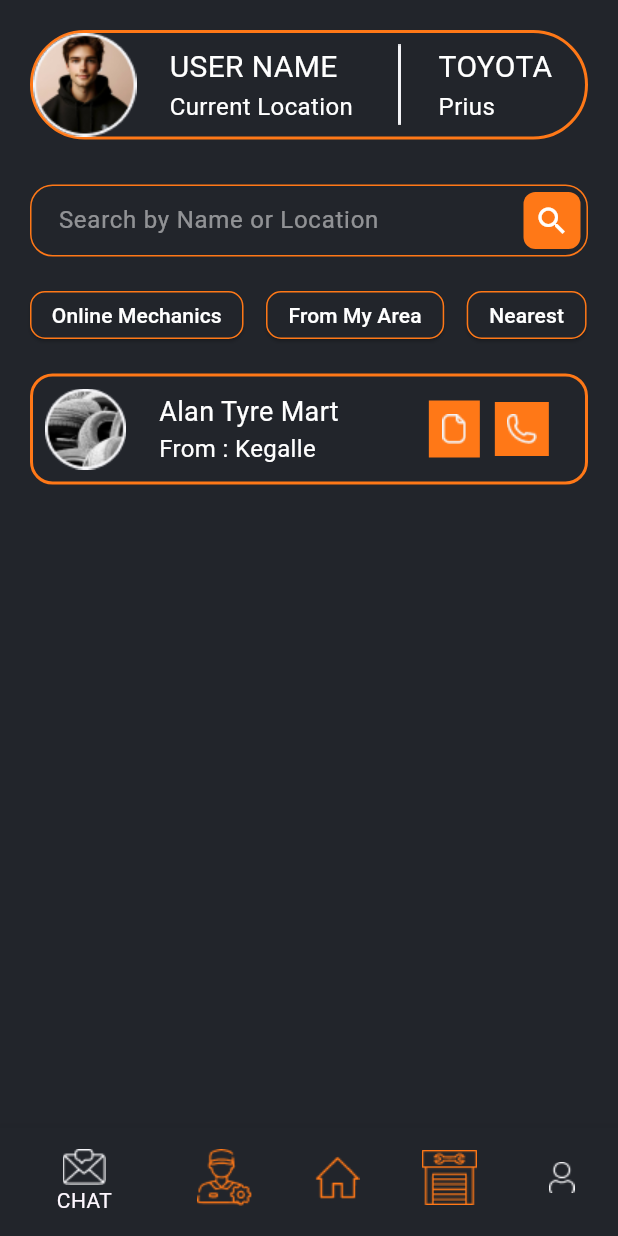
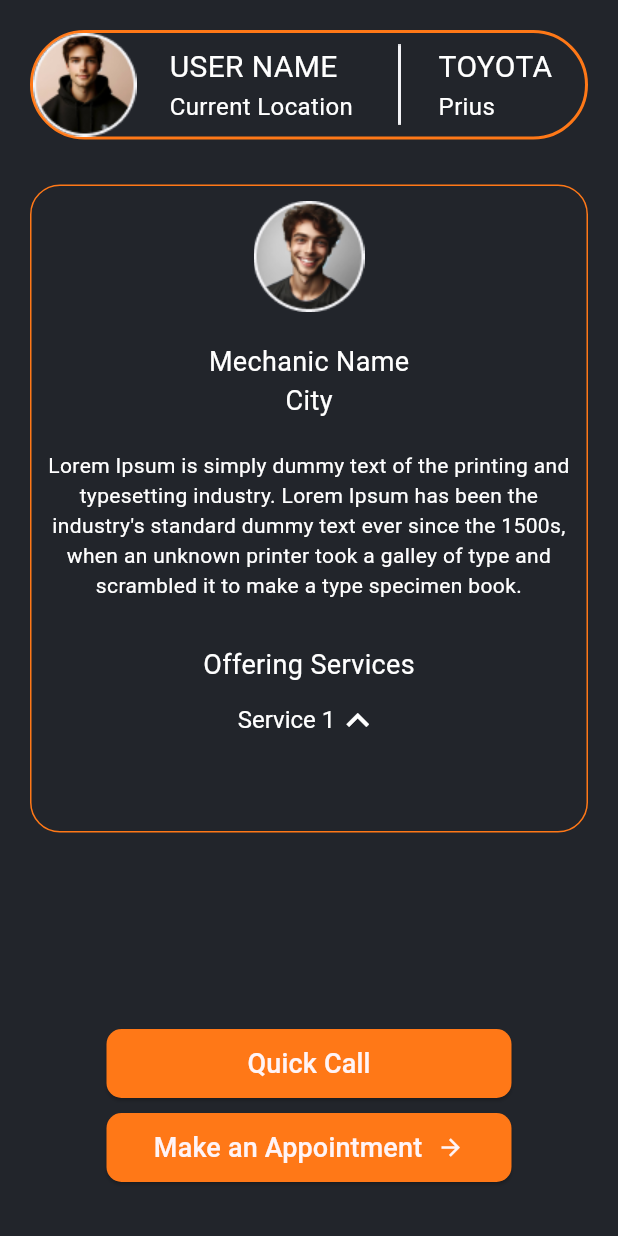
Before and after one commit to sudeepa99/Carex_App, a Flutter app: the screen it shows after launch, on a phone screen of 412 x 824 dp. Run offline on Flutter 3.47's test engine with Material 3 defaults, Android fonts, the phone set to English and light mode, and no system bars; our stand-ins replace lottie; missing offline and left inert: dart:ffi.

Commit message:
Added mechanic profile

```diff
--- a/lib/login_page.dart
+++ b/lib/login_page.dart
@@ -302,8 +302,18 @@ class _LoginPageState extends State<LoginPage> {
                                 MaterialPageRoute(
                                     builder: (context) => SignUp()));
                           },
-                          style: ElevatedButton.styleFrom(
-                            backgroundColor: Colors.transparent,
+                          style: ButtonStyle(
+                            backgroundColor: MaterialStateProperty.all<Color>(
+                              const Color(0xFFFF7817),
+                            ),
+                            padding: MaterialStateProperty.all<EdgeInsets>(
+                                const EdgeInsets.all(10)),
+                            shape: MaterialStateProperty.all<
+                                RoundedRectangleBorder>(
+                              RoundedRectangleBorder(
+                                borderRadius: BorderRadius.circular(10),
+                              ),
+                            ),
                           ),
                           child: const Text(
                             "Register",
--- a/lib/main.dart
+++ b/lib/main.dart
@@ -1,6 +1,7 @@
 import 'package:carex/first_page.dart';
 import 'package:carex/home_screen.dart';
 import 'package:carex/mechanic.dart';
+import 'package:carex/mechanic_profile.dart';
 import 'package:carex/signup_page.dart';
 import 'package:carex/center.dart';
 import 'package:carex/tyre_center.dart';
@@ -22,7 +23,7 @@ class MyApp extends StatelessWidget {
         colorScheme: ColorScheme.fromSeed(seedColor: Colors.deepPurple),
         useMaterial3: true,
       ),
-      home: Tyre_centerPage(),
+      home: const MechanicProfile(),
     );
   }
 }
--- /dev/null
+++ b/lib/mechanic_profile.dart
@@ -0,0 +1,269 @@
+import 'dart:ffi';
+
+import 'package:flutter/material.dart';
+
+class MechanicProfile extends StatefulWidget {
+  const MechanicProfile({super.key});
+
+  @override
+  State<MechanicProfile> createState() => _MechanicProfileState();
+}
+
+class _MechanicProfileState extends State<MechanicProfile> {
+  String _dropdownvalue = 'Service 1';
+  bool _isDropdownOpen = true;
+
+  List<String> listItem = [
+    'Service 1',
+    'Service 2',
+    'Service 3',
+    'Service 4',
+    'Service 5',
+    'Service 6'
+  ];
+
+  @override
+  Widget build(BuildContext context) {
+    return MaterialApp(
+      home: Scaffold(
+        body: Container(
+          padding: const EdgeInsets.fromLTRB(20.0, 20.0, 20.0, 0.0),
+          color: const Color(0XFF22252B),
+          height: MediaQuery.of(context).size.height,
+          width: MediaQuery.of(context).size.width,
+          child: ListView(
+            children: [
+              Container(
+                decoration: BoxDecoration(
+                  border: Border.all(
+                    color: const Color(0xFFFF7817),
+                    width: 2.0,
+                  ),
+                  borderRadius: BorderRadius.circular(40.5),
+                ),
+                child: Row(
+                  children: [
+                    Image.asset("assets/user.png"),
+                    const Padding(
+                      padding: EdgeInsets.only(left: 22.0),
+                      child: Column(
+                        crossAxisAlignment: CrossAxisAlignment.start,
+                        children: [
+                          Text(
+                            "USER NAME",
+                            style: TextStyle(
+                              fontSize: 20.0,
+                              color: Color(0XFFFFFFFF),
+                            ),
+                          ),
+                          Text(
+                            "Current Location",
+                            style: TextStyle(
+                              fontSize: 16.0,
+                              color: Color(0XFFFFFFFF),
+                            ),
+                          ),
+                        ],
+                      ),
+                    ),
+                    Padding(
+                      padding: const EdgeInsets.only(left: 30.0),
+                      child: Image.asset("assets/vertical-line.png"),
+                    ),
+                    const Padding(
+                      padding: EdgeInsets.only(left: 25.0),
+                      child: Column(
+                        crossAxisAlignment: CrossAxisAlignment.start,
+                        children: [
+                          Text(
+                            "TOYOTA",
+                            style: TextStyle(
+                              fontSize: 20.0,
+                              color: Color(0XFFFFFFFF),
+                            ),
+                          ),
+                          Text(
+                            "Prius",
+                            style: TextStyle(
+                              fontSize: 16.0,
+                              color: Color(0XFFFFFFFF),
+                            ),
+                          ),
+                        ],
+                      ),
+                    ),
+                  ],
+                ),
+              ),
+              const SizedBox(
+                height: 30,
+              ),
+              Container(
+                padding: const EdgeInsets.fromLTRB(10, 10, 10, 50),
+                decoration: BoxDecoration(
+                    borderRadius: BorderRadius.circular(20),
+                    border: Border.all(
+                      color: const Color(0xFFFF7817),
+                    )),
+                child: Column(
+                  children: [
+                    Image.asset("assets/Ellipse 35.png"),
+                    const SizedBox(
+                      height: 20,
+                    ),
+                    const Text(
+                      "Mechanic Name",
+                      style: TextStyle(fontSize: 18, color: Colors.white),
+                    ),
+                    const Text(
+                      "City",
+                      style: TextStyle(fontSize: 18, color: Colors.white),
+                    ),
+                    const SizedBox(
+                      height: 20,
+                    ),
+                    const Text(
+                      "Lorem Ipsum is simply dummy text of the printing and typesetting industry. Lorem Ipsum has been the industry's standard dummy text ever since the 1500s, when an unknown printer took a galley of type and scrambled it to make a type specimen book.",
+                      textAlign: TextAlign.center,
+                      style: TextStyle(fontSize: 14, color: Colors.white),
+                    ),
+                    const SizedBox(
+                      height: 30,
+                    ),
+                    Center(
+                      child: GestureDetector(
+                        onTap: () {
+                          setState(() {
+                            _isDropdownOpen = !_isDropdownOpen;
+                          });
+                        },
+                        child: Column(
+                          mainAxisAlignment: MainAxisAlignment.center,
+                          children: [
+                            const Text(
+                              "Offering Services",
+                              style: TextStyle(
+                                color: Colors.white,
+                                fontSize: 18,
+                              ),
+                            ),
+                            const SizedBox(
+                                width:
+                                    10), // Adjust the spacing between label and dropdown icon
+                            DropdownButton(
+                              dropdownColor: const Color(0XFF22252B),
+                              style: const TextStyle(
+                                  color: Colors.white, fontSize: 16),
+
+                              underline: Container(),
+                              icon: _isDropdownOpen
+                                  ? const Icon(Icons.keyboard_arrow_up,
+                                      color: Colors.white)
+                                  : const Icon(Icons.keyboard_arrow_down,
+                                      color: Colors.white),
+                              iconSize: 30,
+                              iconEnabledColor: Colors.white,
+                              hint: const SizedBox
+                                  .shrink(), // Hide the hint text since we have a label
+                              value: _dropdownvalue,
+                              items: listItem.map((value1) {
+                                return DropdownMenuItem(
+                                  value: value1,
+                                  child: Text(value1),
+                                );
+                              }).toList(),
+                              onChanged: (String? newValue) {
+                                setState(() {
+                                  _dropdownvalue = newValue!;
+                                });
+                              },
+                            ),
+                          ],
+                        ),
+                      ),
+                    ),
+                  ],
+                ),
+              ),
+              const SizedBox(
+                height: 30,
+              ),
+              const SizedBox(
+                height: 100,
+              ),
+              Center(
+                child: SizedBox(
+                  width: 270.0,
+                  child: ElevatedButton(
+                    onPressed: () {},
+                    style: ButtonStyle(
+                      backgroundColor: MaterialStateProperty.all<Color>(
+                        const Color(0xFFFF7817),
+                      ),
+                      padding: MaterialStateProperty.all<EdgeInsets>(
+                          const EdgeInsets.all(10)),
+                      shape: MaterialStateProperty.all<RoundedRectangleBorder>(
+                        RoundedRectangleBorder(
+                          borderRadius: BorderRadius.circular(10),
+                        ),
+                      ),
+                    ),
+                    child: const Text(
+                      "Quick Call",
+                      style: TextStyle(
+                        color: Color.fromRGBO(255, 244, 247, 1),
+                        fontSize: 18.0,
+                      ),
+                    ),
+                  ),
+                ),
+              ),
+              const SizedBox(
+                height: 8,
+              ),
+              Center(
+                child: SizedBox(
+                  width: 270.0,
+                  child: ElevatedButton(
+                    onPressed: () {},
+                    style: ButtonStyle(
+                      backgroundColor: MaterialStateProperty.all<Color>(
+                        const Color(0xFFFF7817),
+                      ),
+                      padding: MaterialStateProperty.all<EdgeInsets>(
+                          const EdgeInsets.all(10)),
+                      shape: MaterialStateProperty.all<RoundedRectangleBorder>(
+                        RoundedRectangleBorder(
+                          borderRadius: BorderRadius.circular(10),
+                        ),
+                      ),
+                    ),
+                    child: const Row(
+                      mainAxisAlignment: MainAxisAlignment.center,
+                      children: [
+                        Text(
+                          "Make an Appointment",
+                          style: TextStyle(
+                            color: Color.fromRGBO(255, 244, 247, 1),
+                            fontSize: 18.0,
+                          ),
+                        ),
+                        SizedBox(
+                          width: 10,
+                        ),
+                        Icon(
+                          Icons.arrow_forward,
+                          color: Color.fromRGBO(255, 244, 247, 1),
+                        ),
+                      ],
+                    ),
+                  ),
+                ),
+              ),
+            ],
+          ),
+        ),
+      ),
+    );
+  }
+}
--- a/lib/signup_vehicle.dart
+++ b/lib/signup_vehicle.dart
@@ -328,8 +328,18 @@ class _SignUpVehicleState extends State<SignUpVehicle> {
                                   builder: (context) => const HomeScreen()));
                         }
                       },
-                      style: ElevatedButton.styleFrom(
-                        backgroundColor: const Color(0xFFFF7817),
+                      style: ButtonStyle(
+                        backgroundColor: MaterialStateProperty.all<Color>(
+                          const Color(0xFFFF7817),
+                        ),
+                        padding: MaterialStateProperty.all<EdgeInsets>(
+                            const EdgeInsets.all(10)),
+                        shape:
+                            MaterialStateProperty.all<RoundedRectangleBorder>(
+                          RoundedRectangleBorder(
+                            borderRadius: BorderRadius.circular(10),
+                          ),
+                        ),
                       ),
                       child: const Row(
                         mainAxisAlignment: MainAxisAlignment.center,
--- a/pubspec.yaml
+++ b/pubspec.yaml
@@ -84,6 +84,7 @@ flutter:
   - assets/phone-Regular.png
   - assets/tyre_photo.png
   - assets/center_photo.png
+  - assets/Ellipse 35.png
   - assets/bodywash_photo.png
   - assets/animations/Animation - 1704549915037.json
 
```
Also changed, not shown: assets/Ellipse 35.png (added).
